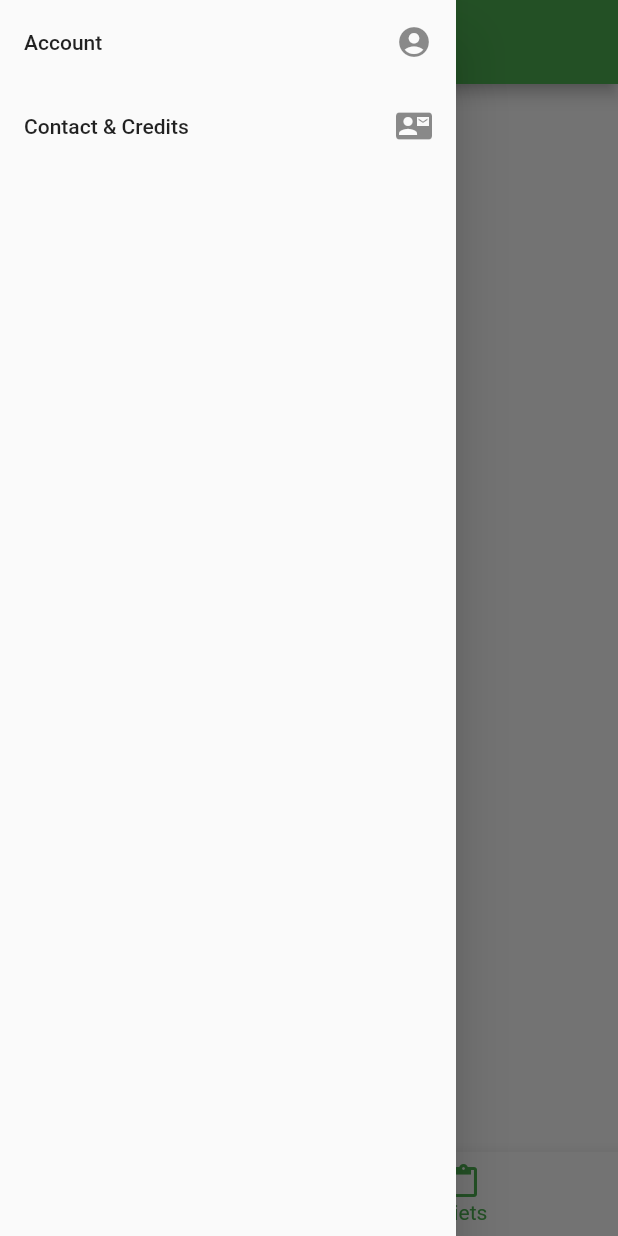
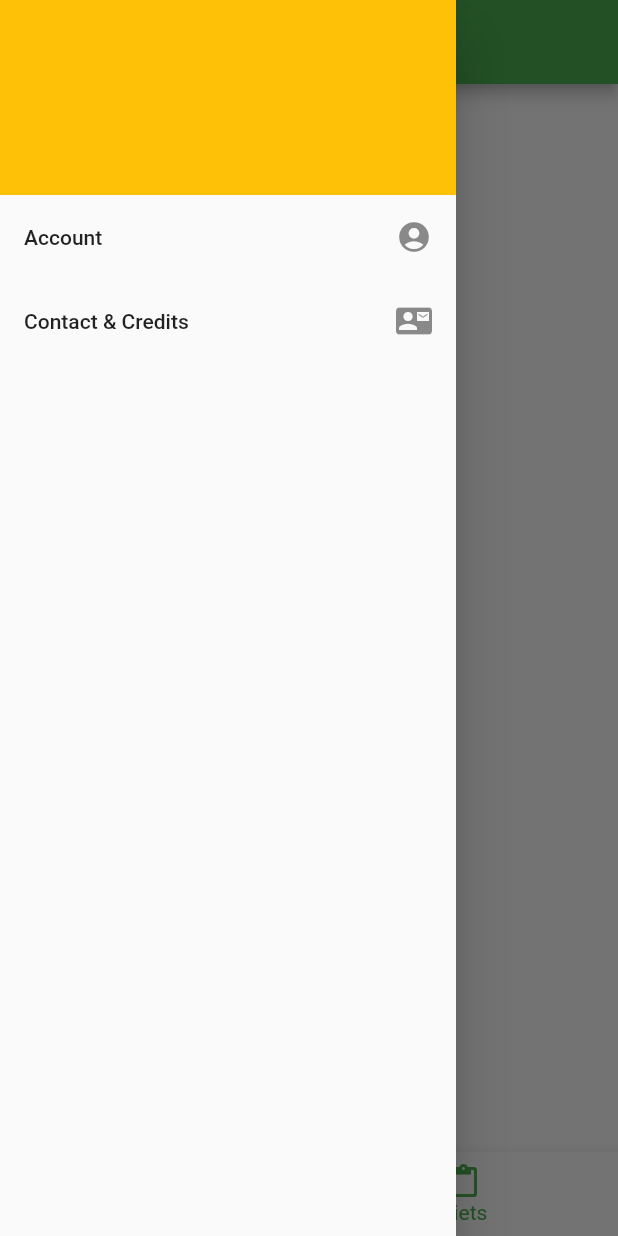
Before and after one commit to Xezolpl/Diet-Planner, a Flutter app: the screen it shows after launch, item 2 of the bottom bar chosen, with the side drawer open, on a phone screen of 412 x 824 dp. Run offline on Flutter 3.47's test engine with Material 2 defaults, Android fonts, the phone set to English and light mode, and no system bars; our stand-ins replace data_connection_checker, font_awesome_flutter, freezed_annotation; generated files the repository leaves out were written again.

```diff
--- a/lib/presentation/home/home_page.dart
+++ b/lib/presentation/home/home_page.dart
@@ -2,6 +2,7 @@ import 'package:diet_planner/presentation/diets/diets_page.dart';
 import 'package:diet_planner/presentation/meal_plan/meal_plan_page.dart';
 import 'package:flutter/material.dart';
 import 'package:diet_planner/util/navigator.dart';
+import 'package:diet_planner/util/xdatetime.dart';
 
 class HomePage extends StatefulWidget {
   const HomePage({Key key}) : super(key: key);
@@ -13,11 +14,66 @@ class HomePage extends StatefulWidget {
 class _HomePageState extends State<HomePage> {
   PageController _pageController;
   int _page = 0;
+  DateTime selectedDate = DateTime.now();
 
   @override
   Widget build(BuildContext context) {
     return Scaffold(
-      appBar: AppBar(),
+      //TODO: Switching beetwen days mechanic
+      appBar: _page == 0
+          ? AppBar(
+              centerTitle: true,
+              title: Row(mainAxisSize: MainAxisSize.min, children: [
+                IconButton(
+                  iconSize: 32,
+                  onPressed: () {
+                    setState(() {
+                      selectedDate = selectedDate.subtract(Duration(days: 1));
+                    });
+                  },
+                  icon: Icon(
+                    Icons.arrow_left,
+                  ),
+                ),
+                Column(
+                  children: [
+                    SizedBox(
+                      height: 5,
+                    ),
+                    Text(
+                      selectedDate.printAdverbOfTimeOrDate(),
+                      style: TextStyle(fontSize: 18),
+                    ),
+                    SizedBox(
+                      height: 2,
+                    ),
+                    Text(
+                      selectedDate.printWeekday(),
+                      style: TextStyle(fontSize: 14),
+                    ),
+                  ],
+                ),
+                IconButton(
+                  iconSize: 32,
+                  onPressed: () {
+                    setState(() {
+                      selectedDate = selectedDate.add(Duration(days: 1));
+                    });
+                  },
+                  icon: Icon(
+                    Icons.arrow_right,
+                  ),
+                ),
+              ]),
+              actions: [
+                IconButton(
+                  icon: Icon(Icons.calendar_today),
+                  iconSize: 28,
+                  onPressed: () {},
+                )
+              ],
+            )
+          : AppBar(),
       body: PageView(
         children: <Widget>[
           MealPlanPage(),
@@ -47,6 +103,7 @@ class _HomePageState extends State<HomePage> {
       drawer: Drawer(
         child: ListView(
           children: <Widget>[
+            Container(width: double.infinity, height: 130, color: Colors.amber),
             ListTile(
               title: new Text('Account'),
               trailing: Icon(Icons.account_circle),
```
Also changed, not shown: lib/util/xdatetime.dart (+19 -0 lines).
